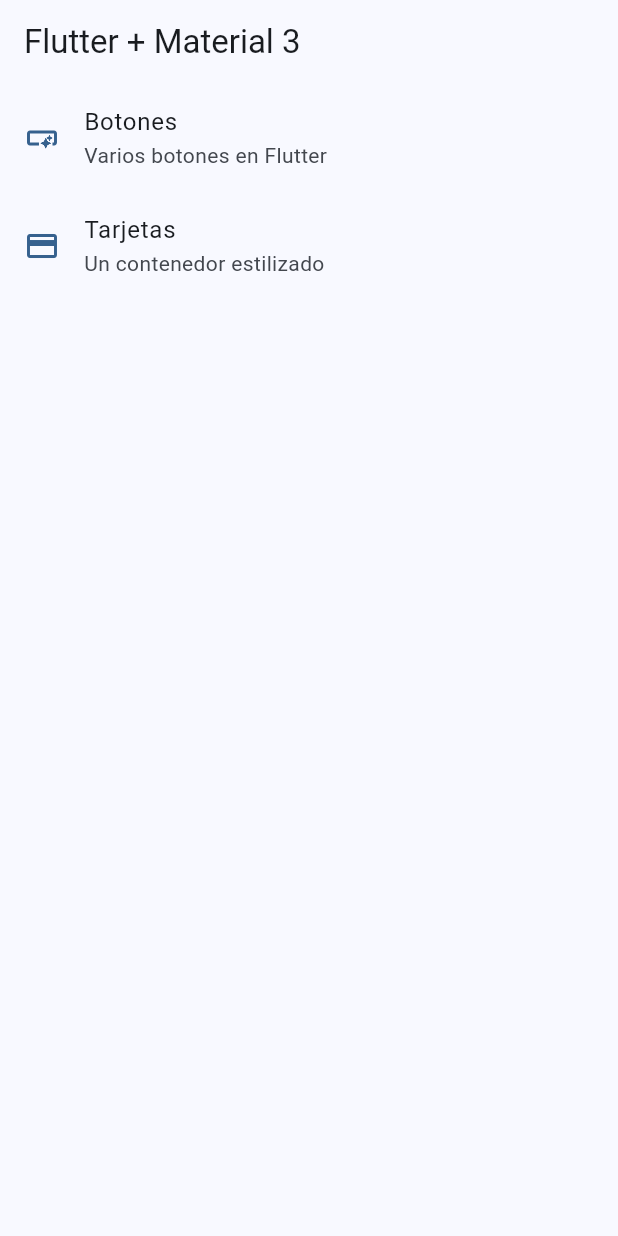
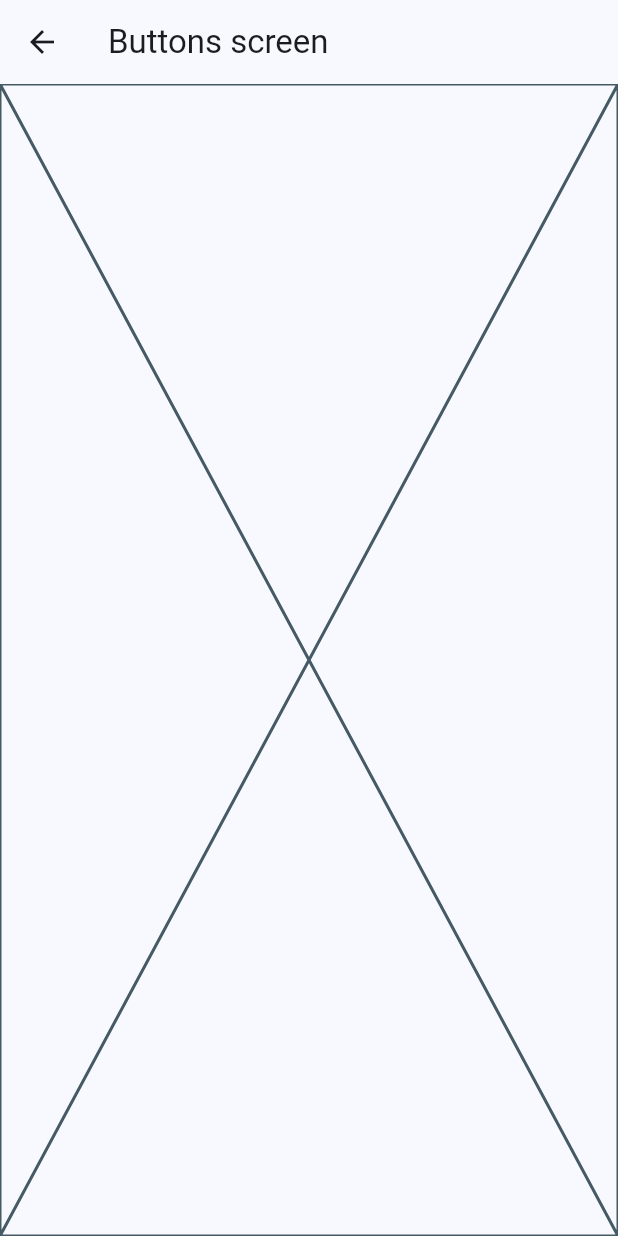
Before and after one commit to aguerrero2016/widgets_app, a Flutter app: the screen it shows after launch, after a tap on "Botones", on a phone screen of 412 x 824 dp. Run offline on Flutter 3.47's test engine with Material 2 defaults, Android fonts, the phone set to English and light mode, and no system bars.

```diff
--- a/lib/config/menu/menu_items.dart
+++ b/lib/config/menu/menu_items.dart
@@ -25,7 +25,7 @@ const appMenuItems = <MenuItem>[
   MenuItem(
     title: 'Tarjetas',
     subTitle: 'Un contenedor estilizado',
-    link: '/card',
+    link: '/cards',
     icon: Icons.credit_card
   ),
 ];
--- a/lib/main.dart
+++ b/lib/main.dart
@@ -1,5 +1,7 @@
 import 'package:flutter/material.dart';
 import 'package:widgets_app/config/theme/app_theme.dart';
+import 'package:widgets_app/presentation/screens/buttons/buttons_screen.dart';
+import 'package:widgets_app/presentation/screens/cards/cards_screen.dart';
 import 'package:widgets_app/presentation/screens/home/home_screen.dart';
 
 void main() {
@@ -15,6 +17,10 @@ class MainApp extends StatelessWidget {
       debugShowCheckedModeBanner: false,
       theme: AppTheme(selectedColor: 0).getTheme(),
       home: const HomeScreen(),
+      routes: {
+        '/buttons': (context) => const ButtonsScreen(),
+        '/cards': (context) => const CardsScreen(),
+      },
     );
   }
 }
--- /dev/null
+++ b/lib/presentation/screens/buttons/buttons_screen.dart
@@ -0,0 +1,15 @@
+import 'package:flutter/material.dart';
+
+class ButtonsScreen extends StatelessWidget {
+  const ButtonsScreen({super.key});
+
+  @override
+  Widget build(BuildContext context) {
+    return Scaffold(
+      appBar: AppBar(
+        title: const Text('Buttons screen'),
+      ),
+      body: const Placeholder()
+    );
+  }
+}
--- a/lib/presentation/screens/home/home_screen.dart
+++ b/lib/presentation/screens/home/home_screen.dart
@@ -1,5 +1,6 @@
 import 'package:flutter/material.dart';
 import 'package:widgets_app/config/menu/menu_items.dart';
+import 'package:widgets_app/presentation/screens/buttons/buttons_screen.dart';
 
 class HomeScreen extends StatelessWidget {
   const HomeScreen({super.key});
@@ -49,7 +50,13 @@ class _CustomListTile extends StatelessWidget {
       title: Text(menuItem.title),
       subtitle: Text(menuItem.subTitle),
       onTap: () {
-        // TODO: navegar a otra pantalla
+        // Navigator.of(context).push(
+        //   MaterialPageRoute(
+        //     builder: (context) => const ButtonsScreen(),
+        //   ),
+        // );
+
+        Navigator.pushNamed(context, menuItem.link);
       },
     );
   }
```
Also changed, not shown: lib/presentation/screens/cards/cards_screen.dart (added, +15 -0 lines).
